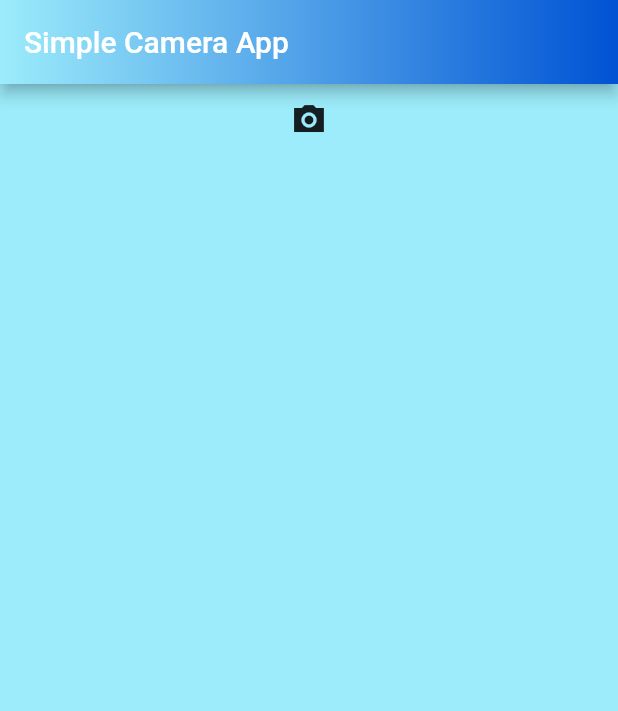
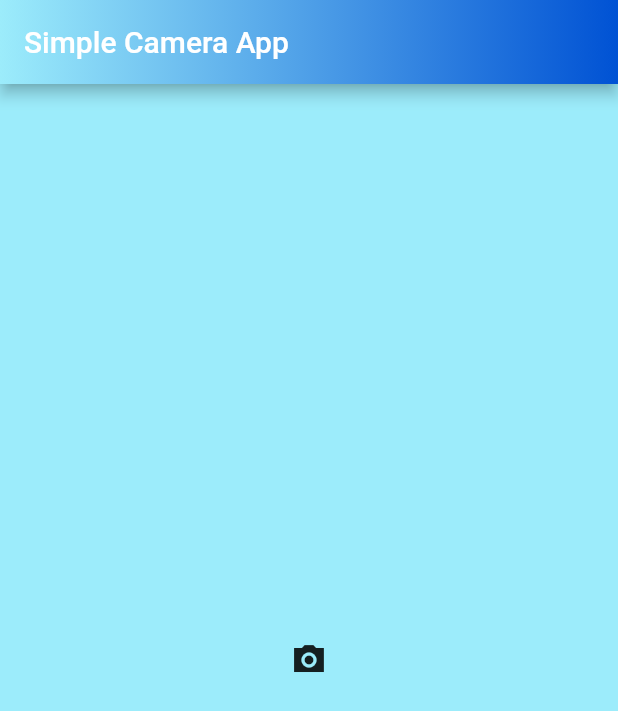
Before and after one commit to LeonardoCampos-EE/simple_flutter_camera_app, a Flutter app: the screen it shows after launch, on a phone screen of 412 x 824 dp. Shown: the top 711 px of the screen. Run offline on Flutter 3.47's test engine with Material 2 defaults, Android fonts, the phone set to English and light mode, and no system bars; our stand-ins replace camera; missing offline and left inert: esys_flutter_share.

Commit message:
Fixed rotation, centered camera icon

```diff
--- a/lib/main.dart
+++ b/lib/main.dart
@@ -1,5 +1,6 @@
 import 'package:camera_simple/screens/camera.dart';
 import 'package:flutter/material.dart';
+import 'package:flutter/services.dart';
 
 Future<void> main() async {
   WidgetsFlutterBinding.ensureInitialized();
@@ -8,8 +9,15 @@ Future<void> main() async {
 
 class MyApp extends StatelessWidget {
   // This widget is the root of your application.
+
   @override
   Widget build(BuildContext context) {
+
+    SystemChrome.setPreferredOrientations([
+      DeviceOrientation.portraitUp,
+      DeviceOrientation.portraitDown,
+    ]);
+
     return MaterialApp(
       initialRoute: '/home',
       routes: {
@@ -25,16 +33,20 @@ class HomeScreen extends Scaffold {
   : super(
     appBar: GradientAppBar(),
     backgroundColor: Color(0xff9CECFB),
-    body: SingleChildScrollView(
+    body: Padding(
       child: Column(
         crossAxisAlignment: CrossAxisAlignment.stretch,
         mainAxisAlignment: MainAxisAlignment.center,
         children: <Widget>[
-          IconButton(
+          Align(
+            alignment: Alignment.center,
+            child: IconButton(
               onPressed: () {
                 Navigator.pushNamed(context, '/camera');
               },
-              icon: Icon(Icons.camera_alt_sharp))
+              icon: Icon(Icons.camera_alt_sharp)
+            )
+          )
         ],
       ),
       padding: EdgeInsets.fromLTRB(10, 0, 10, 0),
```
Also changed, not shown: lib/screens/camera.dart (+3 -5 lines), lib/screens/painter.dart (+7 -2 lines).
